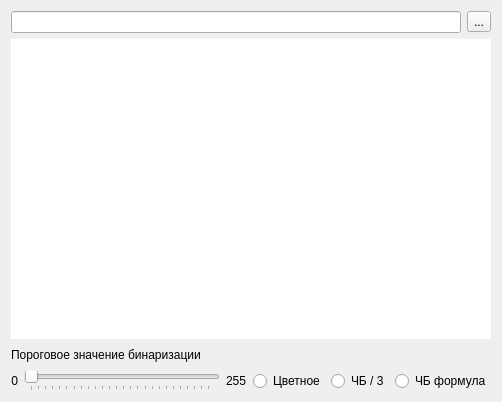
gurmaaan/ContourDetector, file ContourDetector/mainwindow.ui: the form before one commit.
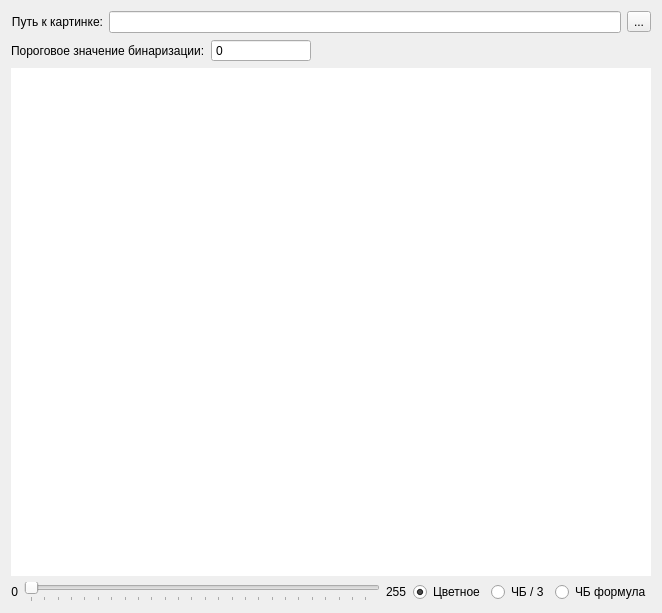
The form after the commit.

The edit to the form file:
```diff
--- a/ContourDetector/mainwindow.ui
+++ b/ContourDetector/mainwindow.ui
@@ -6,8 +6,8 @@
    <rect>
     <x>0</x>
     <y>0</y>
-    <width>498</width>
-    <height>402</height>
+    <width>658</width>
+    <height>613</height>
    </rect>
   </property>
   <property name="windowTitle">
@@ -18,7 +18,24 @@
     <item>
      <layout class="QHBoxLayout" name="horizontalLayout">
       <item>
-       <widget class="QLineEdit" name="pathLineEdit"/>
+       <widget class="QLabel" name="pathLabel">
+        <property name="text">
+         <string>Путь к картинке:</string>
+        </property>
+        <property name="alignment">
+         <set>Qt::AlignRight|Qt::AlignTrailing|Qt::AlignVCenter</set>
+        </property>
+       </widget>
+      </item>
+      <item>
+       <widget class="QLineEdit" name="pathLineEdit">
+        <property name="minimumSize">
+         <size>
+          <width>300</width>
+          <height>0</height>
+         </size>
+        </property>
+       </widget>
       </item>
       <item>
        <widget class="QToolButton" name="pathButton">
@@ -29,29 +46,64 @@
       </item>
      </layout>
     </item>
+    <item>
+     <layout class="QHBoxLayout" name="horizontalLayout_4">
+      <item>
+       <widget class="QLabel" name="trashholdLabel">
+        <property name="text">
+         <string>Пороговое значение бинаризации:</string>
+        </property>
+       </widget>
+      </item>
+      <item>
+       <widget class="QSpinBox" name="devesaionSpinBox">
+        <property name="minimumSize">
+         <size>
+          <width>100</width>
+          <height>0</height>
+         </size>
+        </property>
+        <property name="buttonSymbols">
+         <enum>QAbstractSpinBox::NoButtons</enum>
+        </property>
+        <property name="maximum">
+         <number>255</number>
+        </property>
+       </widget>
+      </item>
+      <item>
+       <spacer name="horizontalSpacer">
+        <property name="orientation">
+         <enum>Qt::Horizontal</enum>
+        </property>
+        <property name="sizeHint" stdset="0">
+         <size>
+          <width>40</width>
+          <height>20</height>
+         </size>
+        </property>
+       </spacer>
+      </item>
+     </layout>
+    </item>
     <item>
      <widget class="QLabel" name="imageLabel">
       <property name="minimumSize">
        <size>
-        <width>480</width>
-        <height>300</height>
+        <width>640</width>
+        <height>480</height>
        </size>
       </property>
       <property name="styleSheet">
-       <string notr="true">background: rgb(255, 255, 255)</string>
+       <string notr="true">background: rgb(255, 255, 255);
+border-color: rgb(0, 0, 0);
+border-size: 2px;</string>
       </property>
       <property name="text">
        <string/>
       </property>
      </widget>
     </item>
-    <item>
-     <widget class="QLabel" name="trashholdLabel">
-      <property name="text">
-       <string>Пороговое значение бинаризации</string>
-      </property>
-     </widget>
-    </item>
     <item>
      <layout class="QHBoxLayout" name="horizontalLayout_3">
       <item>
@@ -96,6 +148,9 @@
         <property name="text">
          <string>Цветное</string>
         </property>
+        <property name="checked">
+         <bool>true</bool>
+        </property>
        </widget>
       </item>
       <item>
```
